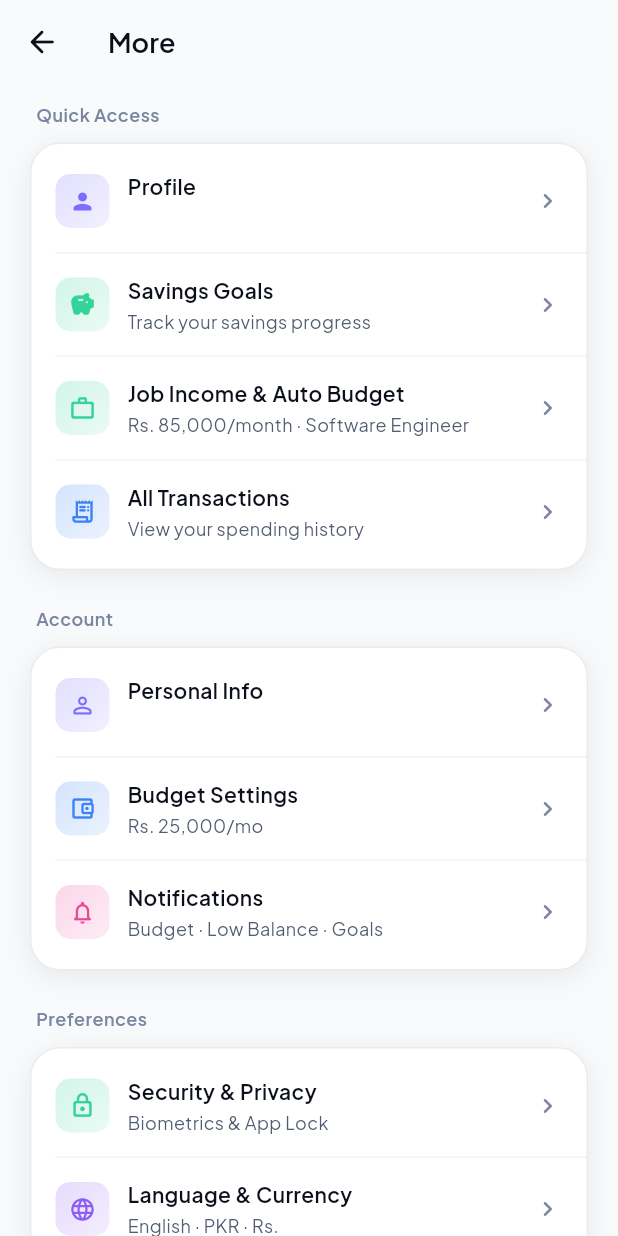
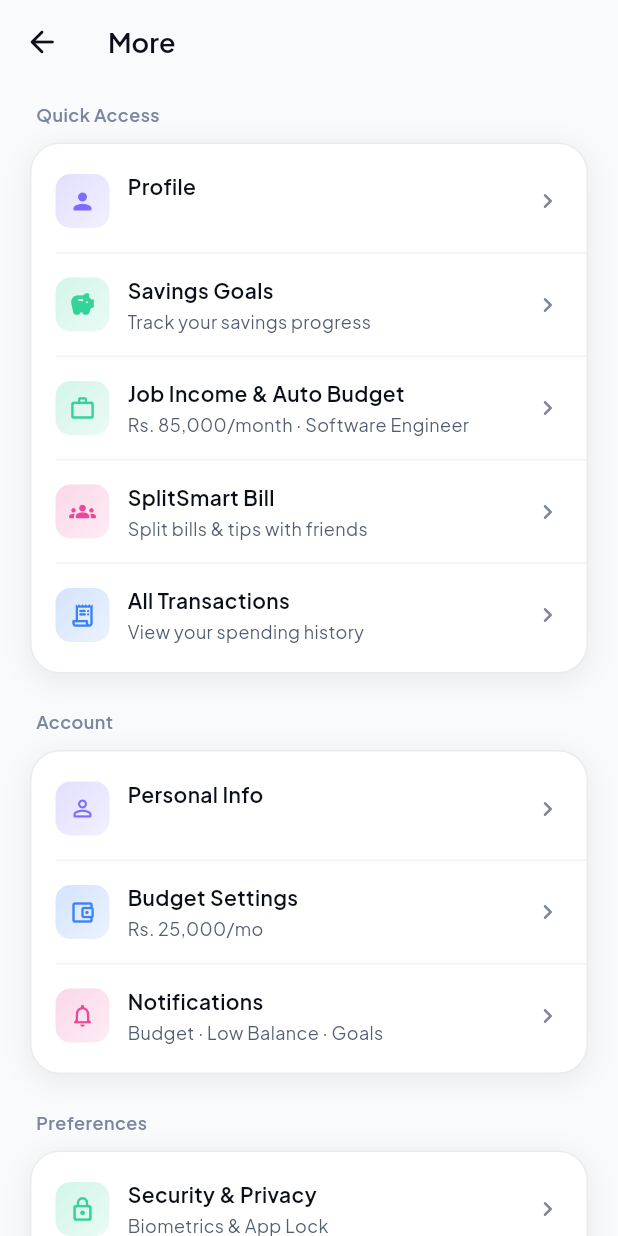
Before and after one commit to shabii804/Spend-Smart, a Flutter app: the MoreScreen screen opened directly, on a phone screen of 412 x 824 dp. Run offline on Flutter 3.47's test engine with Material 3 defaults, Android fonts, the phone set to English and light mode, and no system bars; our stand-ins replace fl_chart, image_picker, shared_preferences; accounts and stored records are empty.

Commit message:
wire splitsmart menu

```diff
--- a/lib/screens/more/more_screen.dart
+++ b/lib/screens/more/more_screen.dart
@@ -24,6 +24,7 @@ import '../profile/edit_profile_screen.dart';
 import '../profile/profile_screen.dart';
 import '../settings/currency_selection_screen.dart';
 import '../settings/general_settings_screen.dart';
+import '../split_bill/split_bill_screen.dart';
 import '../settings/notification_preferences_screen.dart';
 import '../settings/theme_settings_screen.dart';
 
@@ -117,6 +118,15 @@ class MoreScreen extends StatelessWidget {
                       '${Formatters.money(user.monthlyIncome)}/month · ${user.occupation}',
                   onTap: () => Navigator.of(context).push(
                     MaterialPageRoute(builder: (_) => const IncomeScreen()),
+                  ),
+                ),
+                _MenuItem(
+                  icon: Icons.groups_rounded,
+                  color: AppColors.catEntertainment,
+                  title: 'SplitSmart Bill',
+                  subtitle: 'Split bills & tips with friends',
+                  onTap: () => Navigator.of(context).push(
+                    MaterialPageRoute(builder: (_) => const SplitBillScreen()),
                   ),
                 ),
                 _MenuItem(
```
